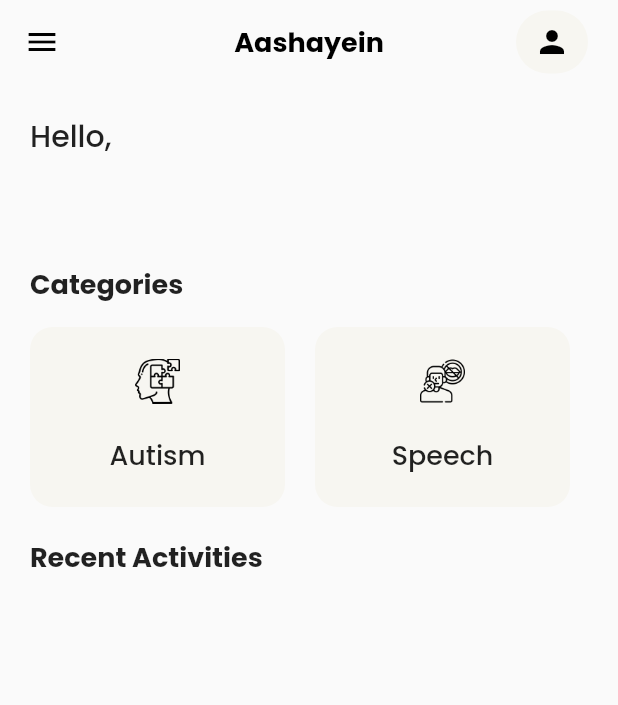
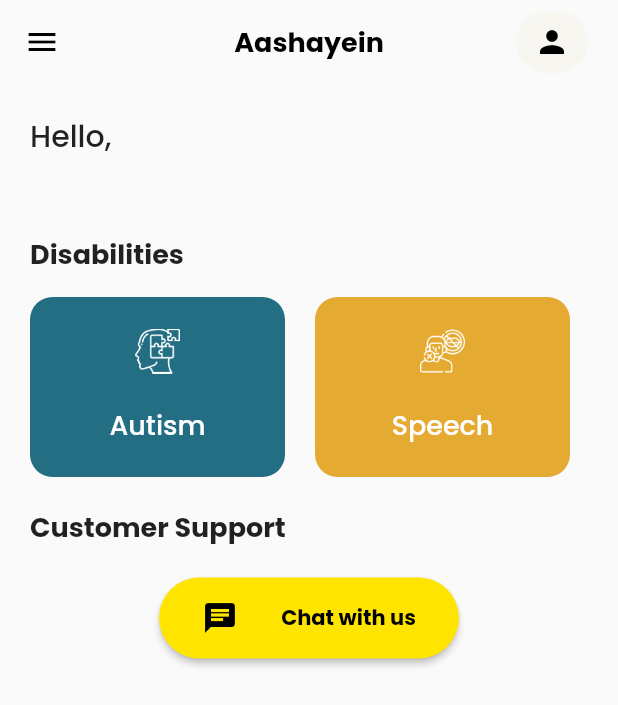
Before and after one commit to shreyxnsh/Aashayein-RehabCentre, a Flutter app: the screen it shows once a user with an empty profile is signed in, on a phone screen of 412 x 824 dp. Shown: the top 705 px of the screen. Run offline on Flutter 3.47's test engine with Material 2 defaults, Android fonts, the phone set to English and light mode, and no system bars; our stand-ins replace cloud_firestore, firebase_auth, firebase_core, flutter_native_splash, flutter_otp_text_field, get and 1 more; accounts and stored records are empty.

Commit message:
Category cards, customer support added

```diff
--- a/lib/src/features/screens/dashboard/dashboard.dart
+++ b/lib/src/features/screens/dashboard/dashboard.dart
@@ -12,11 +12,13 @@ import 'package:rehabcentre/src/constants/image_strings.dart';
 import 'package:rehabcentre/src/features/screens/categories/AutismScreen.dart';
 import 'package:rehabcentre/src/features/screens/categories/LearningScreen.dart';
 import 'package:rehabcentre/src/features/screens/categories/SpeechScreen.dart';
+import 'package:rehabcentre/src/features/screens/dashboard/widgets/category_card.dart';
 
 import 'package:rehabcentre/src/features/screens/profile/profile_screen.dart';
 import 'package:rehabcentre/src/utils/DummyScreen.dart';
 import 'package:rehabcentre/src/utils/rehabcentre.dart';
 
+import '../../../constants/sizes.dart';
 import '../../../repositories/authentication_repository.dart';
 import '../../controllers/profile_controller.dart';
 import '../../models/user_model.dart';
@@ -116,14 +118,12 @@ class Dashboard extends StatelessWidget {
                   crossAxisAlignment: CrossAxisAlignment.start,
                   mainAxisAlignment: MainAxisAlignment.start,
                   children: [
-                    SizedBox(
-                      height: 20,
-                    ),
+
 
                     Align(
                       alignment: Alignment.topLeft,
                       child: Text(
-                        'Categories',
+                        'Disabilities',
                         style:
                             TextStyle(fontFamily: 'PoppinsBold', fontSize: 18),
                       ),
@@ -133,117 +133,61 @@ class Dashboard extends StatelessWidget {
                     ),
 
                     // now create a list view which will be horizontally scrollable with 4 cards with icons title and subtitle and it should have on tap function too to navigate to different screens
+                    CategoryCard(),
                     SizedBox(
-                      height: 120,
-                      child: ListView(
-                        shrinkWrap: true,
-                        scrollDirection: Axis.horizontal,
-                        children: [
-                          InkWell(
-                            onTap: () {
-                              Get.to(() => AutismScreen());
-                            },
-                            child: Container(
-                              width: 170,
-                              height: 100,
-                              decoration: BoxDecoration(
-                                borderRadius: BorderRadius.circular(15),
-                                color: tCardBgColor,
-                              ),
-                              child: Column(
-                                mainAxisAlignment:
-                                    MainAxisAlignment.spaceEvenly,
-                                children: [
-                                  Image.asset(tAustismImage,height: 30,width: 30,),
-                                  Text(
-                                    "Autism",
-                                    style: TextStyle(
-                                        fontFamily: 'PoppinsMedium',
-                                        fontSize: 18),
-                                  )
-                                ],
-                              ),
-                            ),
-                          ),
-                          SizedBox(
-                            width: 20,
-                          ),
-                          InkWell(
-                            onTap: () {
-                              Get.to(() => SpeechScreen());
-                            },
-                            child: Container(
-                              width: 170,
-                              height: 50,
-                              decoration: BoxDecoration(
-                                borderRadius: BorderRadius.circular(15),
-                                color: tCardBgColor,
-                              ),
-                              child: Column(
-                                mainAxisAlignment:
-                                    MainAxisAlignment.spaceEvenly,
-                                children: [
-
-                                  Image.asset(tSpeechImage,height: 30,width: 30,),
-                                  Text(
-                                    "Speech",
-                                    style: TextStyle(
-                                        fontFamily: 'PoppinsMedium',
-                                        fontSize: 18),
-                                  )
-                                ],
-                              ),
-                            ),
-                          ),
-                          SizedBox(
-                            width: 20,
-                          ),
-                          InkWell(
-                            onTap: () {
-                              Get.to(() => LearningScreen());
-                            },
-                            child: Container(
-                              width: 170,
-                              height: 50,
-                              decoration: BoxDecoration(
-                                borderRadius: BorderRadius.circular(15),
-                                color: tCardBgColor,
-                              ),
-                              child: Column(
-                                mainAxisAlignment:
-                                    MainAxisAlignment.spaceEvenly,
-                                children: [
-
-                                  Image.asset(tLearningImage,height: 30,width: 30,),
-                                  Text(
-                                    "Learning Disability",
-                                    style: TextStyle(
-                                        fontFamily: 'PoppinsMedium',
-                                        fontSize: 16),
-                                  )
-                                ],
-                              ),
-                            ),
-                          ),
-                          SizedBox(
-                            width: 20,
-                          ),
-                        ],
+                      height: 20,
+                    ),
+                    Align(
+                      alignment: Alignment.topLeft,
+                      child: Text(
+                        'Customer Support',
+                        style:
+                            TextStyle(fontFamily: 'PoppinsBold', fontSize: 18),
                       ),
                     ),
                     SizedBox(
                       height: 20,
                     ),
                     Align(
-                      alignment: Alignment.topLeft,
-                      child: Text(
-                        'Recent Activities',
-                        style:
-                            TextStyle(fontFamily: 'PoppinsBold', fontSize: 18),
+                      alignment: Alignment.center,
+                      child: SizedBox(
+                        width: 200,
+
+                          child: ElevatedButton(
+                                  onPressed: () {
+
+                                  },
+                                  // i want a leading icon in this elevated button
+
+                                  child: Align(
+                                    alignment: Alignment.center,
+
+                                    child: Row(
+                                      mainAxisAlignment: MainAxisAlignment.spaceEvenly,
+                                      children: [
+                                        Icon(
+                                          Icons.chat,
+                                          color: tDarkColor,
+                                        ),
+                                        Text(
+                                          'Chat with us',
+                                          style: TextStyle(
+                                            fontFamily: 'PoppinsBold',
+                                            color: tDarkColor,
+                                          ),
+                                        ),
+                                      ],
+                                    ),
+                                  ),
+                                  style: OutlinedButton.styleFrom(
+
+                                    shape: StadiumBorder(),
+                                    foregroundColor: tWhiteColor,
+                                    backgroundColor: tPrimaryColor,
+                                    padding: EdgeInsets.symmetric(vertical: tButtonHeight),
+                                  )),
+
                       ),
-                    ),
-                    SizedBox(
-                      height: 20,
                     ),
 
 
--- /dev/null
+++ b/lib/src/features/screens/dashboard/widgets/category_card.dart
@@ -0,0 +1,119 @@
+import 'package:flutter/material.dart';
+import 'package:get/get.dart';
+
+import '../../../../constants/colors.dart';
+import '../../../../constants/image_strings.dart';
+import '../../categories/AutismScreen.dart';
+import '../../categories/LearningScreen.dart';
+import '../../categories/SpeechScreen.dart';
+
+class CategoryCard extends StatelessWidget {
+  const CategoryCard({
+    super.key,
+  });
+
+  @override
+  Widget build(BuildContext context) {
+    return SizedBox(
+      height: 120,
+      child: ListView(
+        shrinkWrap: true,
+        scrollDirection: Axis.horizontal,
+        children: [
+          InkWell(
+            onTap: () {
+              Get.to(() => AutismScreen());
+            },
+            child: Container(
+              width: 170,
+              height: 100,
+              decoration: BoxDecoration(
+                borderRadius: BorderRadius.circular(15),
+                color: tAutismCard,
+              ),
+              child: Column(
+                mainAxisAlignment:
+                    MainAxisAlignment.spaceEvenly,
+                children: [
+                  Image.asset(tAustismImage,height: 30,width: 30, color: Colors.white,),
+                  Text(
+                    "Autism",
+                    style: TextStyle(
+                        fontFamily: 'PoppinsMedium',
+                        color: Colors.white,
+                        fontSize: 18),
+                  )
+                ],
+              ),
+            ),
+          ),
+          SizedBox(
+            width: 20,
+          ),
+          InkWell(
+            onTap: () {
+              Get.to(() => SpeechScreen());
+            },
+            child: Container(
+              width: 170,
+              height: 50,
+              decoration: BoxDecoration(
+                borderRadius: BorderRadius.circular(15),
+                color: tSpeechCard,
+              ),
+              child: Column(
+                mainAxisAlignment:
+                    MainAxisAlignment.spaceEvenly,
+                children: [
+
+                  Image.asset(tSpeechImage,height: 30,width: 30, color: Colors.white,),
+                  Text(
+                    "Speech",
+                    style: TextStyle(
+                        fontFamily: 'PoppinsMedium',
+                        color: Colors.white,
+                        fontSize: 18),
+                  )
+                ],
+              ),
+            ),
+          ),
+          SizedBox(
+            width: 20,
+          ),
+          InkWell(
+            onTap: () {
+              Get.to(() => LearningScreen());
+            },
+            child: Container(
+              width: 170,
+              height: 50,
+              decoration: BoxDecoration(
+                borderRadius: BorderRadius.circular(15),
+                color: tLearningCard,
+              ),
+              child: Column(
+                mainAxisAlignment:
+                    MainAxisAlignment.spaceEvenly,
+                children: [
+
+                  Image.asset(tLearningImage,height: 30,width: 30,color: Colors.white,),
+                  Text(
+                    "Learning Disability",
+                    style: TextStyle(
+                        fontFamily: 'PoppinsMedium',
+                        color: Colors.white,
+                        fontSize: 16),
+                  )
+                ],
+              ),
+            ),
+          ),
+          SizedBox(
+            width: 20,
+          ),
+        ],
+      ),
+    );
+  }
+}
```
